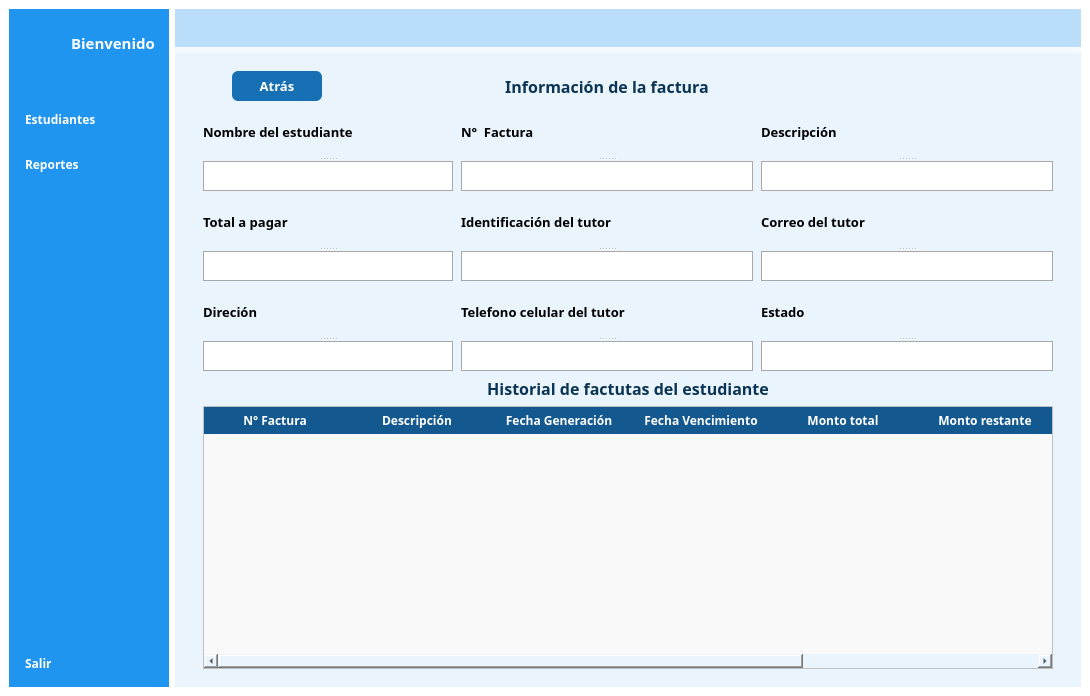
The window that gui/UI/interface.ui (DeiviHerreraDiaz09/Student-Management-Project) describes before a commit, drawn with Qt 5.
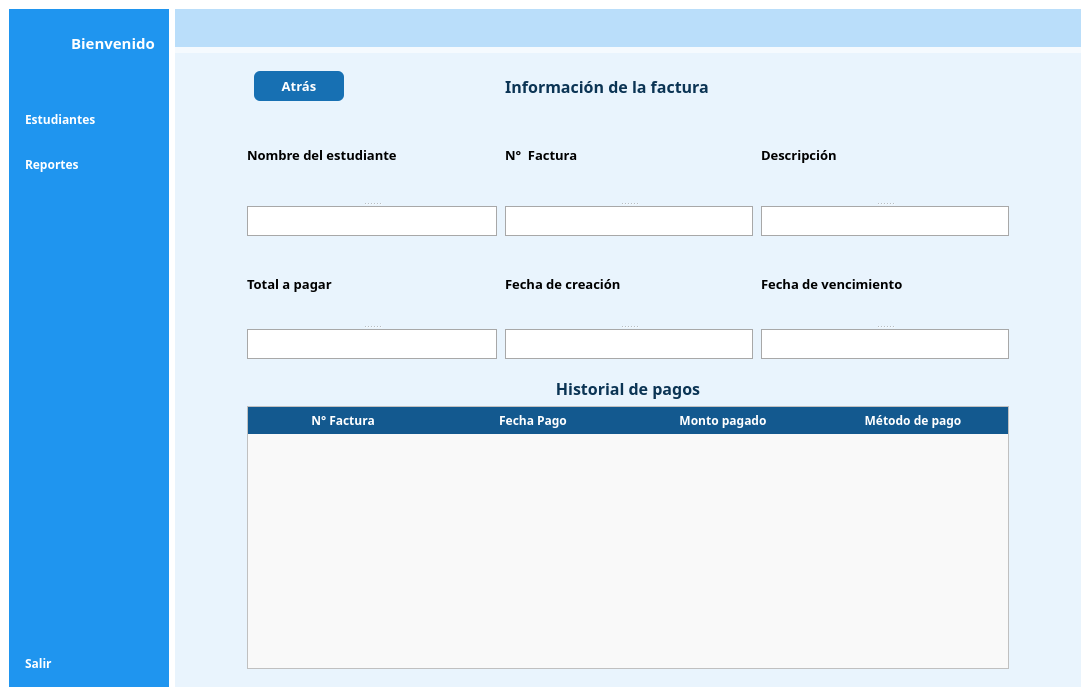
The same window after the commit. The open tabs and pages were chosen to show the change. Icons and pictures are not drawn.

Commit message: FEAT: Creation invoice details interface

What changed in the file:
```diff
--- a/gui/UI/interface.ui
+++ b/gui/UI/interface.ui
@@ -2957,6 +2957,9 @@
                    <property name="spacing">
                     <number>8</number>
                    </property>
+                   <property name="bottomMargin">
+                    <number>12</number>
+                   </property>
                    <item>
                     <widget class="QSplitter" name="tutor_name_5">
                      <property name="orientation">
@@ -3020,7 +3023,7 @@
                        </font>
                       </property>
                       <property name="text">
-                       <string>Identificación del tutor</string>
+                       <string>Fecha de creación</string>
                       </property>
                      </widget>
                      <widget class="QLineEdit" name="input_dni_5">
@@ -3068,7 +3071,7 @@
                        </font>
                       </property>
                       <property name="text">
-                       <string>Correo del tutor</string>
+                       <string>Fecha de vencimiento</string>
                       </property>
                      </widget>
                      <widget class="QLineEdit" name="input_email_5">
@@ -3103,155 +3106,6 @@
                    </item>
                   </layout>
                  </item>
-                 <item>
-                  <layout class="QHBoxLayout" name="info3_4">
-                   <property name="spacing">
-                    <number>8</number>
-                   </property>
-                   <item>
-                    <widget class="QSplitter" name="addres_5">
-                     <property name="orientation">
-                      <enum>Qt::Vertical</enum>
-                     </property>
-                     <widget class="QLabel" name="label_address_5">
-                      <property name="font">
-                       <font>
-                        <family>Euphemia</family>
-                        <pointsize>10</pointsize>
-                        <weight>75</weight>
-                        <bold>true</bold>
-                       </font>
-                      </property>
-                      <property name="text">
-                       <string>Direción</string>
-                      </property>
-                     </widget>
-                     <widget class="QLineEdit" name="input_address_5">
-                      <property name="minimumSize">
-                       <size>
-                        <width>250</width>
-                        <height>30</height>
-                       </size>
-                      </property>
-                      <property name="maximumSize">
-                       <size>
-                        <width>250</width>
-                        <height>30</height>
-                       </size>
-                      </property>
-                      <property name="font">
-                       <font>
-                        <pointsize>10</pointsize>
-                       </font>
-                      </property>
-                      <property name="styleSheet">
-                       <string notr="true">background-color: rgb(255, 255, 255);
-border:1px solid  #a8a8a8;
-color: rgb(11, 52, 84);
-</string>
-                      </property>
-                      <property name="readOnly">
-                       <bool>true</bool>
-                      </property>
-                     </widget>
-                    </widget>
-                   </item>
-                   <item>
-                    <widget class="QSplitter" name="phone_tutor_5">
-                     <property name="orientation">
-                      <enum>Qt::Vertical</enum>
-                     </property>
-                     <widget class="QLabel" name="label_phone_5">
-                      <property name="font">
-                       <font>
-                        <family>Euphemia</family>
-                        <pointsize>10</pointsize>
-                        <weight>75</weight>
-                        <bold>true</bold>
-                       </font>
-                      </property>
-                      <property name="text">
-                       <string>Telefono celular del tutor</string>
-                      </property>
-                     </widget>
-                     <widget class="QLineEdit" name="input_phone_5">
-                      <property name="minimumSize">
-                       <size>
-                        <width>0</width>
-                        <height>30</height>
-                       </size>
-                      </property>
-                      <property name="maximumSize">
-                       <size>
-                        <width>16777215</width>
-                        <height>30</height>
-                       </size>
-                      </property>
-                      <property name="font">
-                       <font>
-                        <pointsize>10</pointsize>
-                       </font>
-                      </property>
-                      <property name="styleSheet">
-                       <string notr="true">background-color: rgb(255, 255, 255);
-color: rgb(11, 52, 84);
-border:1px solid  #a8a8a8;</string>
-                      </property>
-                      <property name="readOnly">
-                       <bool>true</bool>
-                      </property>
-                     </widget>
-                    </widget>
-                   </item>
-                   <item>
-                    <widget class="QSplitter" name="student_status_4">
-                     <property name="orientation">
-                      <enum>Qt::Vertical</enum>
-                     </property>
-                     <widget class="QLabel" name="label_status_4">
-                      <property name="font">
-                       <font>
-                        <family>Euphemia</family>
-                        <pointsize>10</pointsize>
-                        <weight>75</weight>
-                        <bold>true</bold>
-                       </font>
-                      </property>
-                      <property name="text">
-                       <string>Estado</string>
-                      </property>
-                     </widget>
-                     <widget class="QLineEdit" name="input_status_4">
-                      <property name="minimumSize">
-                       <size>
-                        <width>0</width>
-                        <height>30</height>
-                       </size>
-                      </property>
-                      <property name="maximumSize">
-                       <size>
-                        <width>16777215</width>
-                        <height>30</height>
-                       </size>
-                      </property>
-                      <property name="font">
-                       <font>
-                        <pointsize>10</pointsize>
-                       </font>
-                      </property>
-                      <property name="styleSheet">
-                       <string notr="true">background-color: rgb(255, 255, 255);
-color: rgb(11, 52, 84);
-border:1px solid  #a8a8a8;</string>
-                      </property>
-                      <property name="readOnly">
-                       <bool>true</bool>
-                      </property>
-                     </widget>
-                    </widget>
-                   </item>
-                  </layout>
-                 </item>
                 </layout>
                </item>
                <item row="2" column="0">
@@ -3268,7 +3122,7 @@
                   <string notr="true">color: rgb(11, 52, 84);</string>
                  </property>
                  <property name="text">
-                  <string>Historial de factutas del estudiante</string>
+                  <string>Historial de pagos</string>
                  </property>
                  <property name="alignment">
                   <set>Qt::AlignCenter</set>
@@ -3282,13 +3136,13 @@
                 <widget class="QTableWidget" name="history_table_2">
                  <property name="minimumSize">
                   <size>
-                   <width>850</width>
+                   <width>762</width>
                    <height>0</height>
                   </size>
                  </property>
                  <property name="maximumSize">
                   <size>
-                   <width>850</width>
+                   <width>762</width>
                    <height>16777215</height>
                   </size>
                  </property>
@@ -3332,7 +3186,7 @@
                   <set>QAbstractItemView::NoEditTriggers</set>
                  </property>
                  <attribute name="horizontalHeaderDefaultSectionSize">
-                  <number>142</number>
+                  <number>190</number>
                  </attribute>
                  <attribute name="verticalHeaderVisible">
                   <bool>false</bool>
@@ -3347,7 +3201,7 @@
                  </column>
                  <column>
                   <property name="text">
-                   <string>Descripción</string>
+                   <string>Fecha Pago</string>
                   </property>
                   <property name="textAlignment">
                    <set>AlignCenter</set>
@@ -3355,7 +3209,7 @@
                  </column>
                  <column>
                   <property name="text">
-                   <string>Fecha Generación</string>
+                   <string>Monto pagado</string>
                   </property>
                   <property name="textAlignment">
                    <set>AlignCenter</set>
@@ -3363,31 +3217,7 @@
                  </column>
                  <column>
                   <property name="text">
-                   <string>Fecha Vencimiento</string>
-                  </property>
-                  <property name="textAlignment">
-                   <set>AlignCenter</set>
-                  </property>
-                 </column>
-                 <column>
-                  <property name="text">
-                   <string>Monto total</string>
-                  </property>
-                  <property name="textAlignment">
-                   <set>AlignCenter</set>
-                  </property>
-                 </column>
-                 <column>
-                  <property name="text">
-                   <string>Monto restante</string>
-                  </property>
-                  <property name="textAlignment">
-                   <set>AlignCenter</set>
-                  </property>
-                 </column>
-                 <column>
-                  <property name="text">
-                   <string>Estado</string>
+                   <string>Método de pago</string>
                   </property>
                   <property name="textAlignment">
                    <set>AlignCenter</set>
```
Left out of the diff: 62 changed lines with no effect on the pictures. The commit also changes 1 other file.
